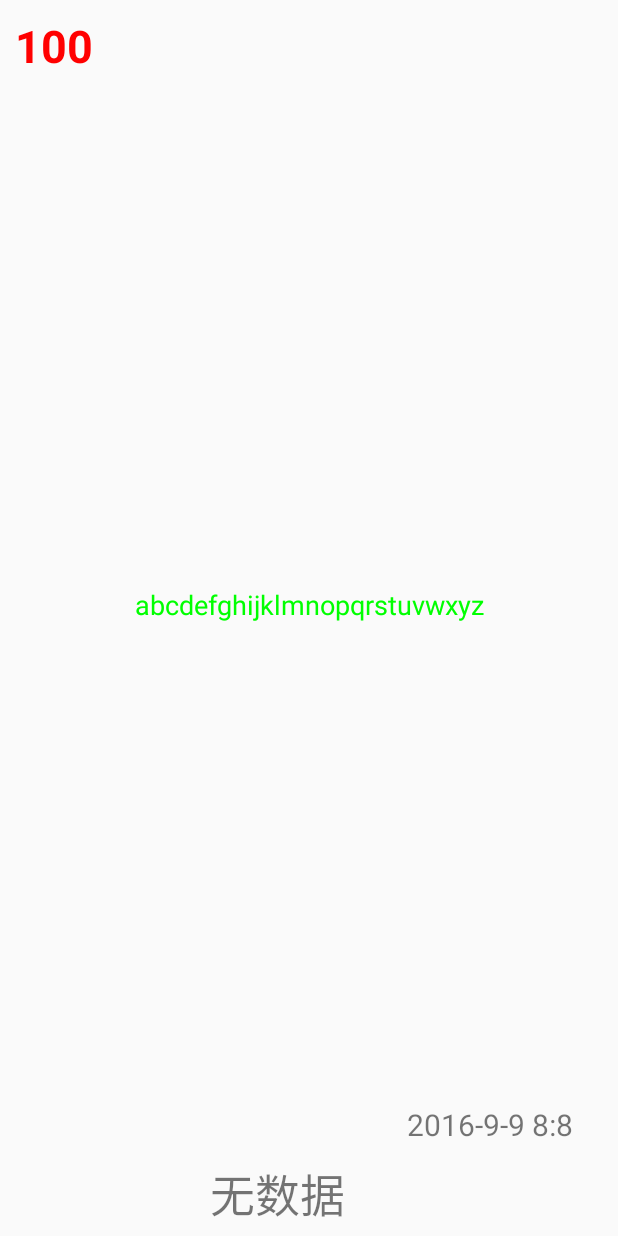
After one commit to huangkunkun/PerfectMemory, an Android app: the fragment MoneyContentFragment placed in its activity, on a phone screen of 412 x 824 dp. The commit adds this screen. Run offline under Robolectric (Android 15) with nearby library versions, the phone set to English and light mode, and no system bars; 5 statements that could not run were skipped.

Commit message:
has finished the function as follows  1.to look all message of spends  2.add a explain of the app  3.something that should have to be pushed in the last time

```diff
--- /dev/null
+++ b/app/src/main/java/com/huangkun/perfectmemory/activity/AllMoneyActivity.java
@@ -0,0 +1,54 @@
+package com.huangkun.perfectmemory.activity;
+
+import android.os.Bundle;
+import android.support.v4.app.Fragment;
+import android.support.v4.app.FragmentActivity;
+import android.support.v4.app.FragmentManager;
+import android.view.View;
+import android.widget.FrameLayout;
+import android.widget.LinearLayout;
+import android.widget.TextView;
+
+import com.huangkun.perfectmemory.R;
+import com.huangkun.perfectmemory.db.MoneyDB;
+import com.huangkun.perfectmemory.fragment.MoneyTitleFragment;
+import com.huangkun.perfectmemory.model.Money;
+
+import org.w3c.dom.Text;
+
+import java.util.List;
+
+/**
+ * Created by hi on 2016/8/31.
+ */
+public class AllMoneyActivity extends FragmentActivity {
+    private List<Money> mMoneys;
+
+    @Override
+    protected void onCreate(Bundle savedInstanceState) {
+        super.onCreate(savedInstanceState);
+        setContentView(R.layout.money_title_layout);
+
+        TextView text = (TextView) findViewById(R.id.tv_money_text);
+        TextView number = (TextView) findViewById(R.id.tv_money_number);
+        MoneyDB moneyDB = MoneyDB.getInstance(this);
+        mMoneys = moneyDB.loadMoney();
+        if (mMoneys.size() != 0){
+            int allNumber = 0;
+            for (Money m : mMoneys){
+                allNumber = allNumber + m.getMoneyAmount();
+            }
+            text.setText("共计");
+            number.setText(allNumber +"");
+        }
+
+        FragmentManager manager = getSupportFragmentManager();
+        Fragment fragment = manager.findFragmentById(R.id.money_container);
+        if (fragment == null){
+            fragment = new MoneyTitleFragment();
+            manager.beginTransaction()
+                    .add(R.id.money_container, fragment)
+                    .commit();
+        }
+    }
+}
--- /dev/null
+++ b/app/src/main/java/com/huangkun/perfectmemory/fragment/MoneyContentFragment.java
@@ -0,0 +1,60 @@
+package com.huangkun.perfectmemory.fragment;
+
+import android.os.Bundle;
+import android.support.annotation.Nullable;
+import android.support.v4.app.Fragment;
+import android.view.LayoutInflater;
+import android.view.View;
+import android.view.ViewGroup;
+import android.widget.TextView;
+
+import com.huangkun.perfectmemory.R;
+import com.huangkun.perfectmemory.db.MoneyDB;
+import com.huangkun.perfectmemory.model.Money;
+
+import java.util.List;
+
+/**
+ * 显示消费记录的详细信息
+ */
+public class MoneyContentFragment extends Fragment {
+
+    private List<Money> mMoneys;
+    private int position = 0;
+
+    public static MoneyContentFragment newInstance(int position) {
+        Bundle args = new Bundle();
+        args.putInt("position", position); //将由MoneyPagerActivity传递过来的position放进去，在onCreate中获取
+        MoneyContentFragment fragment = new MoneyContentFragment();
+        fragment.setArguments(args);
+
+        return fragment;
+    }
+
+    @Override
+    public void onCreate(@Nullable Bundle savedInstanceState) {
+        super.onCreate(savedInstanceState);
+        MoneyDB moneyDB = MoneyDB.getInstance(getActivity());
+        mMoneys = moneyDB.loadMoney();
+        //Intent intent = getActivity().getIntent();
+        //int index = intent.getIntExtra("position", 0);
+        position = getArguments().getInt("position", 0); //获取传递的position，即用户滑动到下一个页面对应的position
+
+    }
+
+    @Nullable
+    @Override
+    public View onCreateView(LayoutInflater inflater, @Nullable ViewGroup container, @Nullable Bundle savedInstanceState) {
+        View v = inflater.inflate(R.layout.money_content_item, null);
+        Money m = mMoneys.get(position);
+        TextView amount = (TextView) v.findViewById(R.id.money_content_amount);
+        amount.setText(m.getMoneyAmount() + "");
+        TextView mean = (TextView) v.findViewById(R.id.money_content_mean);
+        mean.setText(m.getMoneyMean());
+        TextView time = (TextView) v.findViewById(R.id.money_content_time);
+        time.setText(m.getMoneyTime());
+
+        return v;
+    }
+
+}
--- /dev/null
+++ b/app/src/main/java/com/huangkun/perfectmemory/fragment/MoneyTitleFragment.java
@@ -0,0 +1,66 @@
+package com.huangkun.perfectmemory.fragment;
+
+import android.content.Context;
+import android.content.Intent;
+import android.os.Bundle;
+import android.support.annotation.Nullable;
+import android.support.v4.app.ListFragment;
+import android.view.View;
+import android.view.ViewGroup;
+import android.widget.ArrayAdapter;
+import android.widget.ListView;
+import android.widget.TextView;
+
+import com.huangkun.perfectmemory.R;
+import com.huangkun.perfectmemory.activity.MoneyPagerActivity;
+import com.huangkun.perfectmemory.db.MoneyDB;
+import com.huangkun.perfectmemory.model.Money;
+
+import java.util.List;
+
+/**
+ * Created by hi on 2016/8/30.
+ */
+public class MoneyTitleFragment extends ListFragment {
+
+    private List<Money> mMoneys;
+
+    @Override
+    public void onCreate(@Nullable Bundle savedInstanceState) {
+        super.onCreate(savedInstanceState);
+        MoneyDB moneyDB = MoneyDB.getInstance(getActivity());
+        mMoneys = moneyDB.loadMoney();
+        MoneyAdapter adapter = new MoneyAdapter(getContext(), R.layout.money_title_item, mMoneys);
+        setListAdapter(adapter);
+
+    }
+
+    private class MoneyAdapter extends ArrayAdapter<Money> {
+
+        public MoneyAdapter(Context context, int resource, List<Money> objects) {
+            super(context, resource, objects);
+        }
+
+        @Override
+        public View getView(int position, View convertView, ViewGroup parent) {
+            if (convertView == null) {
+                convertView = getActivity().getLayoutInflater().inflate(R.layout.money_title_item, null);
+            }
+            TextView time = (TextView) convertView.findViewById(R.id.tv_money_title_time);
+            TextView amount = (TextView) convertView.findViewById(R.id.tv_money_title_amount);
+            Money m = getItem(position);
+            time.setText(m.getMoneyTime());
+            amount.setText(m.getMoneyAmount() + "");
+
+            return convertView;
+        }
+    }
+
+    @Override
+    public void onListItemClick(ListView l, View v, int position, long id) {
+        super.onListItemClick(l, v, position, id);
+        Intent intent = new Intent(getActivity(), MoneyPagerActivity.class);
+        intent.putExtra("position", position);
+        startActivity(intent);
+    }
+}
--- /dev/null
+++ b/app/src/main/res/layout/money_content_item.xml
@@ -0,0 +1,42 @@
+<?xml version="1.0" encoding="utf-8"?>
+<LinearLayout xmlns:android="http://schemas.android.com/apk/res/android"
+              android:orientation="vertical"
+              android:layout_width="match_parent"
+              android:layout_height="match_parent">
+<TextView
+    android:id="@+id/money_content_amount"
+    android:layout_width="match_parent"
+    android:layout_height="wrap_content"
+    android:gravity="left"
+    android:text="100"
+    android:padding="10dp"
+    android:textStyle="bold"
+    android:textColor="#ff00"
+    android:textSize="30sp"/>
+    <ScrollView
+        android:layout_width="match_parent"
+        android:layout_height="0dp"
+        android:layout_weight="1"
+        android:layout_marginTop="20dp"
+        >
+    <TextView
+        android:id="@+id/money_content_mean"
+        android:layout_width="match_parent"
+        android:layout_height="wrap_content"
+        android:text="abcdefghijklmnopqrstuvwxyz"
+        android:padding="10dp"
+        android:gravity="center"
+        android:layout_gravity="center_vertical"
+        android:textSize="18sp"
+        android:textColor="#00ff00"/>
+    </ScrollView>
+    <TextView
+        android:id="@+id/money_content_time"
+        android:layout_width="match_parent"
+        android:layout_height="wrap_content"
+        android:text="2016-9-9 8:8"
+        android:gravity="right"
+        android:padding="10dp"
+        android:textSize="20sp"
+        android:layout_marginRight="20dp"/>
+</LinearLayout>
--- /dev/null
+++ b/app/src/main/res/layout/money_title_layout.xml
@@ -0,0 +1,31 @@
+<?xml version="1.0" encoding="utf-8"?>
+<LinearLayout xmlns:android="http://schemas.android.com/apk/res/android"
+              android:orientation="vertical"
+              android:layout_width="match_parent"
+              android:layout_height="match_parent">
+<FrameLayout
+    android:id="@+id/money_container"
+    android:layout_width="match_parent"
+    android:layout_height="0dp"
+    android:layout_weight="1"></FrameLayout>
+    <LinearLayout
+        android:layout_width="wrap_content"
+        android:layout_height="wrap_content"
+        android:orientation="horizontal"
+        android:layout_marginBottom="5dp">
+        <TextView
+            android:id="@+id/tv_money_text"
+            android:layout_width="wrap_content"
+            android:layout_height="wrap_content"
+            android:text="无数据"
+            android:layout_marginLeft="140dp"
+            android:textSize="30sp"/>
+        <TextView
+            android:id="@+id/tv_money_number"
+            android:layout_width="wrap_content"
+            android:layout_height="wrap_content"
+            android:textColor="#ff00"
+            android:layout_marginLeft="16dp"
+            android:textSize="25sp"/>
+    </LinearLayout>
+</LinearLayout>
```
Also changed, not shown: app/src/main/AndroidManifest.xml (+4 -7 lines), app/src/main/assets/help.txt (added, +8 -0 lines), app/src/main/java/com/huangkun/perfectmemory/MainActivity.java (+13 -5 lines), app/src/main/java/com/huangkun/perfectmemory/activity/HelpActivity.java (added, +40 -0 lines), app/src/main/java/com/huangkun/perfectmemory/activity/MoneyPagerActivity.java (added, +61 -0 lines), app/src/main/java/com/huangkun/perfectmemory/receiver/AlarmReceiver.java (added, +20 -0 lines), app/src/main/res/layout/help_layout.xml (added, +14 -0 lines), app/src/main/res/layout/money_title_item.xml (added, +25 -0 lines), app/src/main/res/layout/sliding_menu.xml (added, +65 -0 lines).
